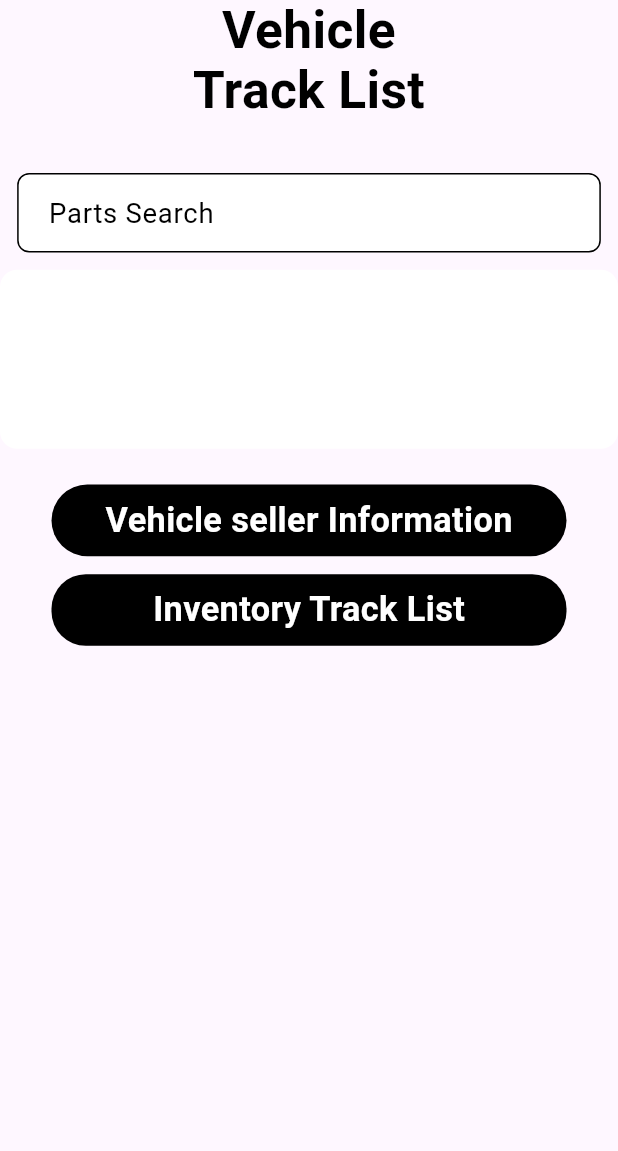
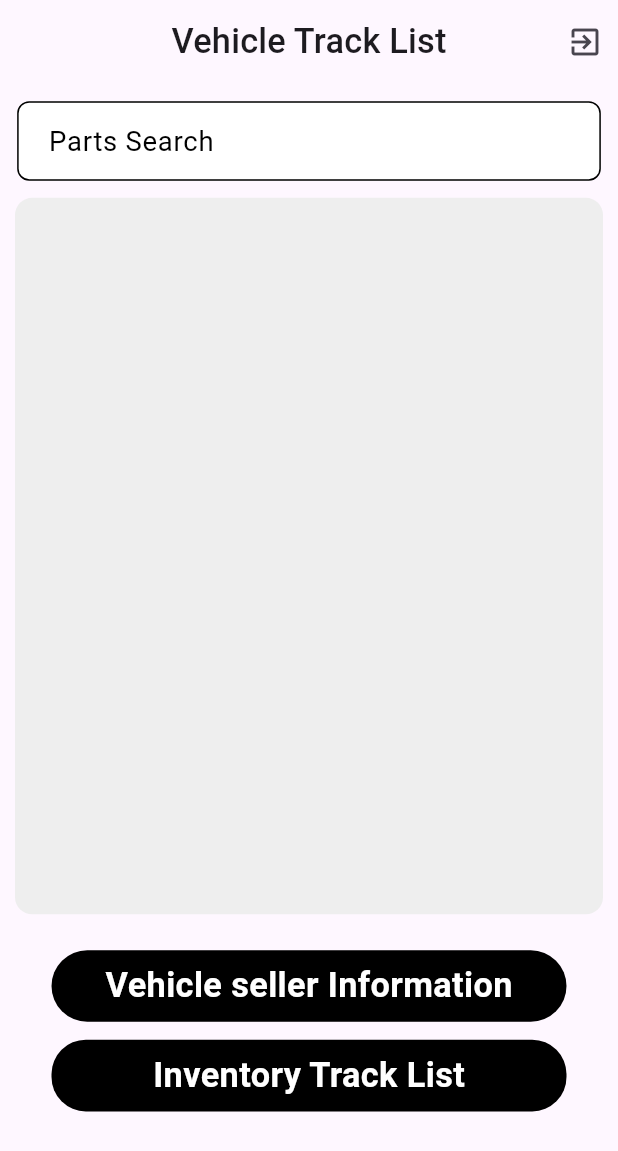
Before and after one commit to Shahabmustafa/inventra-pro, a Flutter app: the HomeScreen screen opened directly, on a phone screen of 412 x 824 dp. Shown: the top 1151 px of the screen. Run offline on Flutter 3.47's test engine with Material 3 defaults, Android fonts, the phone set to English and light mode, and no system bars; our stand-ins replace cloud_firestore, file_picker, firebase_auth, firebase_core, firebase_storage, flutter_screenutil and 3 more; accounts and stored records are empty.

Commit message:
add signout button

```diff
--- a/lib/main.dart
+++ b/lib/main.dart
@@ -80,7 +80,7 @@ class MyApp extends StatelessWidget {
           ),
         );
       },
-      child: AdminScreen(),
+      child: SplashScreen(),
     );
   }
 }
--- a/lib/screens/home/home_screen.dart
+++ b/lib/screens/home/home_screen.dart
@@ -372,43 +372,50 @@ class _HomeScreenState extends State<HomeScreen> {
   Widget build(BuildContext context) {
     return SafeArea(
         child: Scaffold(
+          appBar: AppBar(
+            title: Text("Vehicle Track List"),
+            automaticallyImplyLeading: false,
+            centerTitle: true,
+            actions: [
+              Padding(
+                padding: const EdgeInsets.only(right: 10),
+                child: InkWell(
+                  onTap: (){
+                    FirebaseAuth.instance.signOut();
+                  },
+                  child: Icon(Icons.exit_to_app),
+                ),
+              ),
+            ],
+          ),
           resizeToAvoidBottomInset: false,
           body: SingleChildScrollView(
         child: Column(
           crossAxisAlignment: CrossAxisAlignment.start,
           mainAxisAlignment: MainAxisAlignment.center,
           children: [
-            Center(
-              child: Text(
-                'Vehicle\nTrack List',
-                textAlign: TextAlign.center,
-                style: TextStyle(
-                    color: Colors.black,
-                    fontSize: 30.sp,
-                    fontWeight: FontWeight.bold),
-              ),
-            ),
-            SizedBox(height: 20.h),
             Padding(
               padding: EdgeInsets.all(10.r),
               child: TextField(
                 onChanged: (String value) {
                   setState(() {});
                 },
+                style: TextStyle(color: Colors.black),
                 controller: searchFilter,
                 decoration: const InputDecoration(
                   border: InputBorder.none,
                   hintText: ' Parts Search',
-                  hintStyle: TextStyle(color: Colors.black)
                 ),
               ),
             ),
             //////////////////////////////////
-            Container(
-                height: 100.h,
+            Padding(
+              padding: const EdgeInsets.symmetric(horizontal: 10),
+              child: Container(
+                  height: 400.h,
                   width: 378.w,
                   decoration: BoxDecoration(
-                    color: Colors.white,
+                      color: Colors.grey.shade200,
                       borderRadius: BorderRadius.circular(10.r)),
                   child: StreamBuilder<QuerySnapshot>(
                       stream: FirebaseFirestore.instance
@@ -524,6 +531,7 @@ class _HomeScreenState extends State<HomeScreen> {
                               });
                         }
                       })),
+            ),
 
             ///
 
```
Also changed, not shown: lib/screens/home/admin/admin_screen.dart (+8 -7 lines). Lines whose indentation alone changed are shown as unchanged.
